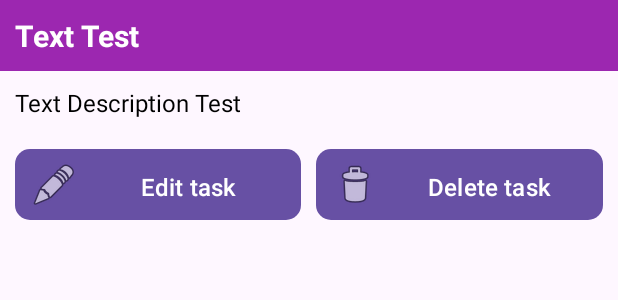
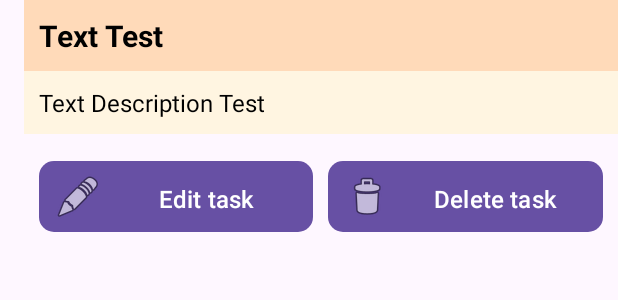
Before and after one commit to GZL999/androidProject2023, an Android app built with Jetpack Compose: the layout item_task.xml on its own in the app's theme, with its tools: preview values and no code run, on a phone screen of 412 x 824 dp. Shown: the top 300 px of the screen. Run offline under Robolectric (Android 15) with nearby library versions, the phone set to English and light mode, and no system bars; network calls fail.

Commit message:
More UI upgrades : general appearence

```diff
--- a/app/src/main/java/com/gzl/todo/list/TaskListFragment.kt
+++ b/app/src/main/java/com/gzl/todo/list/TaskListFragment.kt
@@ -11,7 +11,6 @@ import androidx.activity.result.contract.ActivityResultContracts
 import androidx.fragment.app.Fragment
 import androidx.fragment.app.viewModels
 import androidx.lifecycle.lifecycleScope
-import androidx.recyclerview.widget.RecyclerView
 import coil.load
 import com.google.android.material.floatingactionbutton.FloatingActionButton
 import com.gzl.todo.R
@@ -80,7 +79,7 @@ class TaskListFragment<RecyclerView : View?> : Fragment() {
 
     override fun onViewCreated(view: View, savedInstanceState: Bundle?) {
         val recyclerView = view.findViewById<androidx.recyclerview.widget.RecyclerView>(R.id.gzl)
-        val floatingActionButton = view.findViewById<FloatingActionButton>(R.id.floatingActionButton2)
+        val floatingActionButton = view.findViewById<FloatingActionButton>(R.id.floatingActionButtonAddTask)
         val imageAvatarButton = view.findViewById<ImageView>(R.id.imageAvatar)
 
         val intentDetail = Intent(context, DetailActivity::class.java)
--- a/app/src/main/res/layout/item_task.xml
+++ b/app/src/main/res/layout/item_task.xml
@@ -3,14 +3,15 @@
     xmlns:tools="http://schemas.android.com/tools"
     android:layout_width="match_parent"
     android:layout_height="wrap_content"
+    android:layout_marginStart="16dp"
     android:orientation="vertical">
 
     <TextView
         android:id="@+id/task_title"
         android:layout_width="match_parent"
         android:layout_height="wrap_content"
-        android:background="@color/purple_500"
-        android:textColor="@android:color/white"
+        android:background="@color/cream"
+        android:textColor="@android:color/black"
         android:textSize="20sp"
         android:textStyle="bold"
         android:padding="10dp"
@@ -22,7 +23,9 @@
         android:layout_height="wrap_content"
         android:textSize="16sp"
         android:padding="10dp"
+        android:layout_marginBottom="8dp"
         android:textColor="@android:color/black"
+        android:background="@color/light_cream"
         tools:text="Text Description Test" />
 
     <LinearLayout
--- a/app/src/main/res/values/colors.xml
+++ b/app/src/main/res/values/colors.xml
@@ -2,12 +2,15 @@
 <resources>
     <color name="black">#FF000000</color>
     <color name="white">#FFFFFFFF</color>
-    <color name="background_gradient_start">#000000</color>
-    <color name="background_gradient_end">#DDDDDD</color>
+    <color name="delete_button">#B30000</color>
+    <color name="background_gradient_start">#A85799</color>
+    <color name="background_gradient_end">#5E2A86</color>
     <color name="fastlane_background">#0096a6</color>
     <color name="search_opaque">#ffaa3f</color>
     <color name="selected_background">#ffaa3f</color>
     <color name="default_background">#3d3d3d</color>
     <color name="my_custom_color">#FF4081</color>
     <color name="purple_500">#9c27b0</color>
+    <color name="cream">#FFDAB9</color>
+    <color name="light_cream">#FFF5E1</color>
 </resources>
--- a/app/src/main/res/values/strings.xml
+++ b/app/src/main/res/values/strings.xml
@@ -1,9 +1,8 @@
 <resources>
     <string name="app_name">TodoGonzalo</string>
-    <!-- TODO: Remove or change this placeholder text -->
     <string name="hello_blank_fragment">Hello blank fragment</string>
     <string name="title_activity_detail">DetailActivity</string>
     <string name="open_detail_activity">Open Detail Activity</string>
     <string name="edit_task" />
-    <string name="textview">Placeholder\n</string>
+    <string name="textview">Placeholder</string>
 </resources>
--- /dev/null
+++ b/app/src/main/res/values/styles.xml
@@ -0,0 +1,6 @@
+<?xml version="1.0" encoding="utf-8"?>
+<resources>
+    <style name="AppTheme" parent="Theme.AppCompat.Light.DarkActionBar">
+        <item name="android:windowBackground">@drawable/default_background</item>
+    </style>
+</resources>
```
Also changed, not shown: app/src/main/res/layout/fragment_task_list.xml (+24 -15 lines).
